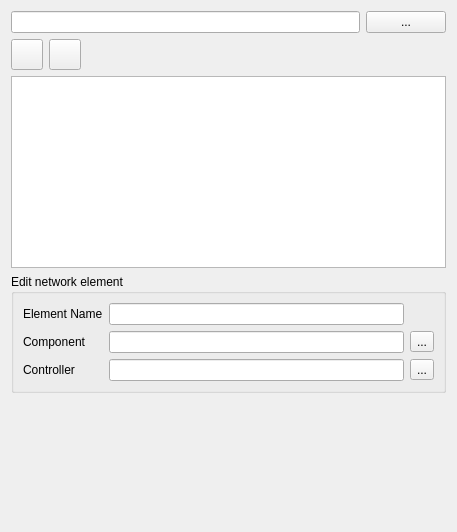
Qt form SIM-VICUS/src/SVDBSubNetworkEditWidget.ui (ghorwin/SIM-VICUS) before a commit.
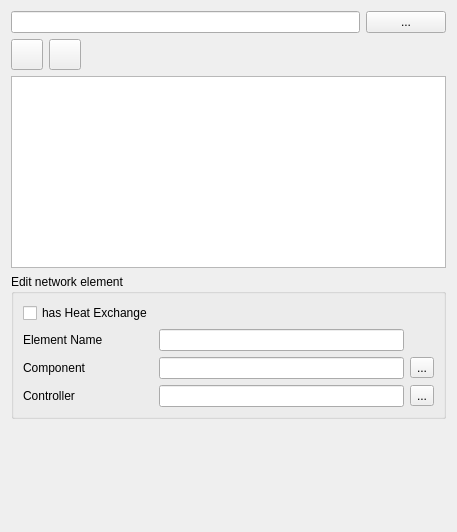
The same form after that commit. Icons and pictures are not drawn. Custom widgets are drawn as their Qt base class.

Commit message: some ui fixes, added schedules in components, ...

```diff
--- a/SIM-VICUS/src/SVDBSubNetworkEditWidget.ui
+++ b/SIM-VICUS/src/SVDBSubNetworkEditWidget.ui
@@ -86,50 +86,57 @@
       <string>Edit network element</string>
      </property>
      <layout class="QGridLayout" name="gridLayout">
-      <item row="1" column="0">
+      <item row="2" column="0">
        <widget class="QLabel" name="label">
         <property name="text">
          <string>Component</string>
         </property>
        </widget>
       </item>
-      <item row="1" column="2">
-       <widget class="QToolButton" name="toolButtonEditComponent">
-        <property name="text">
-         <string>...</string>
-        </property>
-       </widget>
-      </item>
       <item row="2" column="2">
-       <widget class="QToolButton" name="toolButtonEditController">
+       <widget class="QToolButton" name="toolButtonEditComponent">
         <property name="text">
          <string>...</string>
         </property>
        </widget>
       </item>
-      <item row="2" column="0">
-       <widget class="QLabel" name="label_2">
-        <property name="text">
-         <string>Controller</string>
-        </property>
-       </widget>
-      </item>
-      <item row="0" column="1">
+      <item row="1" column="1">
        <widget class="QLineEdit" name="lineEditElementName"/>
       </item>
-      <item row="0" column="0">
+      <item row="1" column="0">
        <widget class="QLabel" name="label_3">
         <property name="text">
          <string>Element Name</string>
         </property>
        </widget>
       </item>
-      <item row="1" column="1">
-       <widget class="QLineEdit" name="lineEditComponent"/>
+      <item row="3" column="0">
+       <widget class="QLabel" name="label_2">
+        <property name="text">
+         <string>Controller</string>
+        </property>
+       </widget>
       </item>
-      <item row="2" column="1">
+      <item row="3" column="1">
        <widget class="QLineEdit" name="lineEditController"/>
       </item>
+      <item row="3" column="2">
+       <widget class="QToolButton" name="toolButtonEditController">
+        <property name="text">
+         <string>...</string>
+        </property>
+       </widget>
+      </item>
+      <item row="2" column="1">
+       <widget class="QLineEdit" name="lineEditComponent"/>
+      </item>
+      <item row="0" column="0">
+       <widget class="QCheckBox" name="checkBoxElementHasHeatExchange">
+        <property name="text">
+         <string>has Heat Exchange</string>
+        </property>
+       </widget>
+      </item>
      </layout>
     </widget>
    </item>
```
The commit also changes 20 other files.
